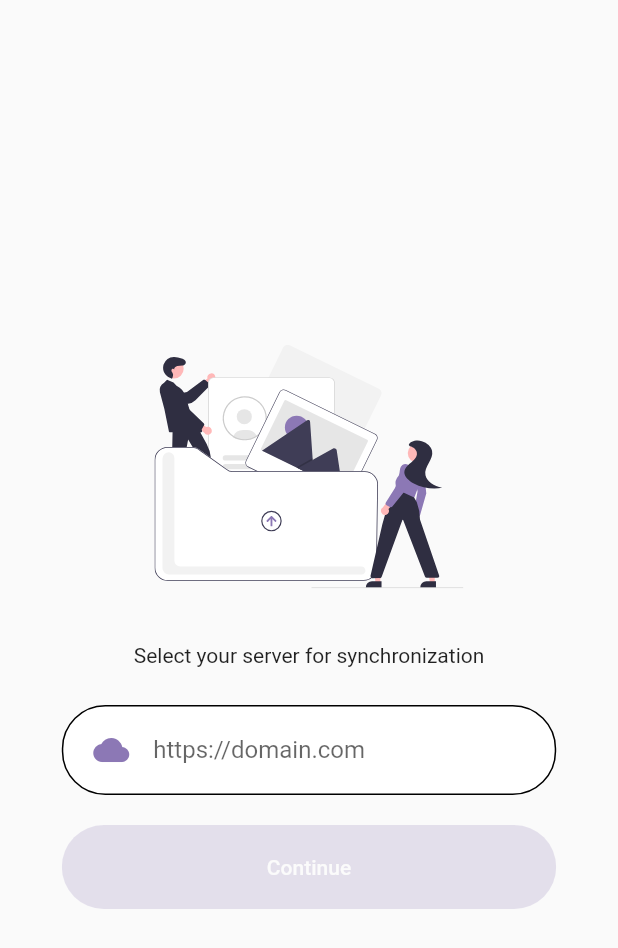
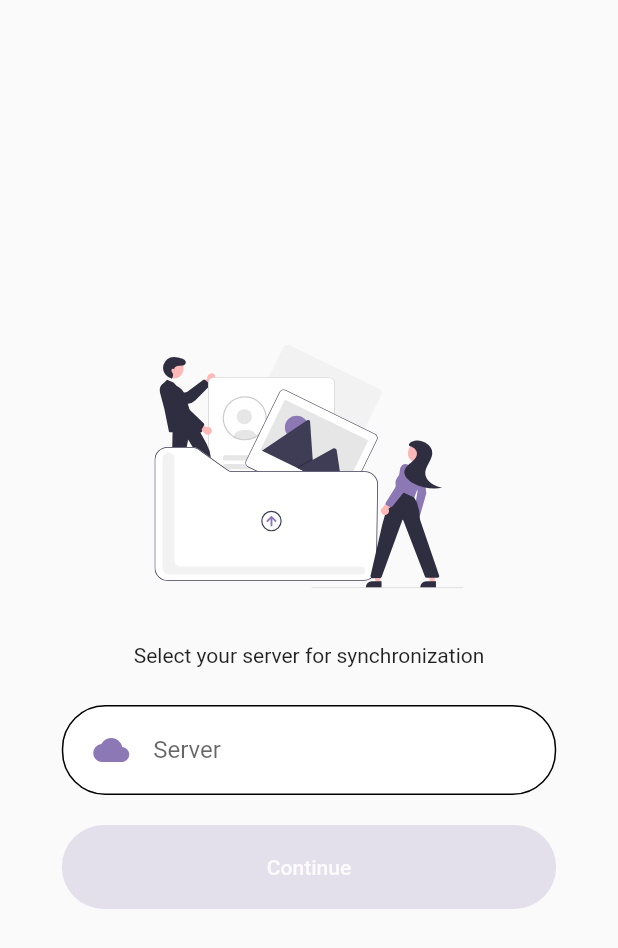
Before and after one commit to vocascan/vocascan-mobile, a Flutter app: the screen it shows after launch, on a phone screen of 412 x 824 dp. Shown: the top 948 px of the screen. Run offline on Flutter 3.47's test engine with Material 2 defaults, Android fonts, the phone set to English and light mode, and no system bars; our stand-ins replace flutter_svg.

Commit message:
some improvments

```diff
--- a/lib/pages/auth/login/select_server_page.dart
+++ b/lib/pages/auth/login/select_server_page.dart
@@ -45,7 +45,7 @@ class _SelectServerPageState extends State<SelectServerPage> {
                 onChanged: (String serverUrl) async{
                   validateServer(serverUrl);
                 },
-                hintText: 'https://domain.com',
+                hintText: 'Server',
                 icon: Icons.cloud,
               ),
               RoundedButton(disabled: !_serverValid, text: 'Continue',
@@ -64,7 +64,7 @@ class _SelectServerPageState extends State<SelectServerPage> {
 
   void validateServer(String serverUrl) async{
     try{
-      final response = await get(Uri.parse("$serverUrl/api/info"));
+      final response = await get(Uri.parse("https://$serverUrl/api/info"));
       setState(() {
         if (response.statusCode == 200) {
           final jsonResult = json.decode(response.body);
```
